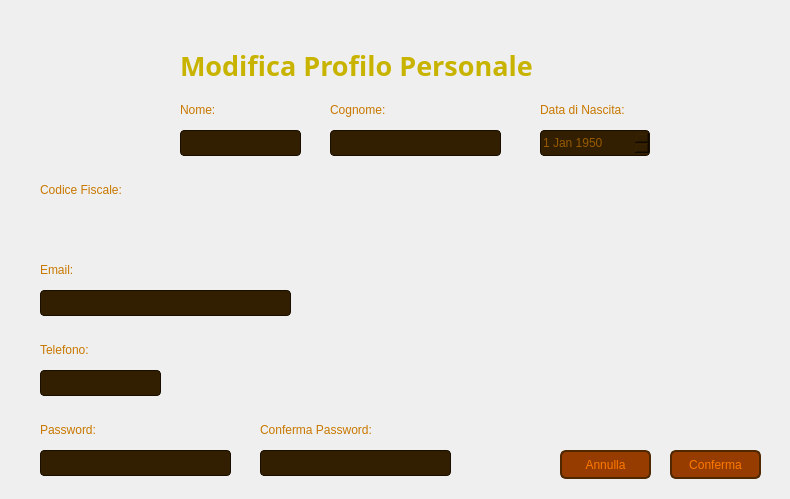
Old version of the form Viste/VistaModificaProfiloPersonaleCliente.ui in the repository GiacomoPrincipi/CineMax.
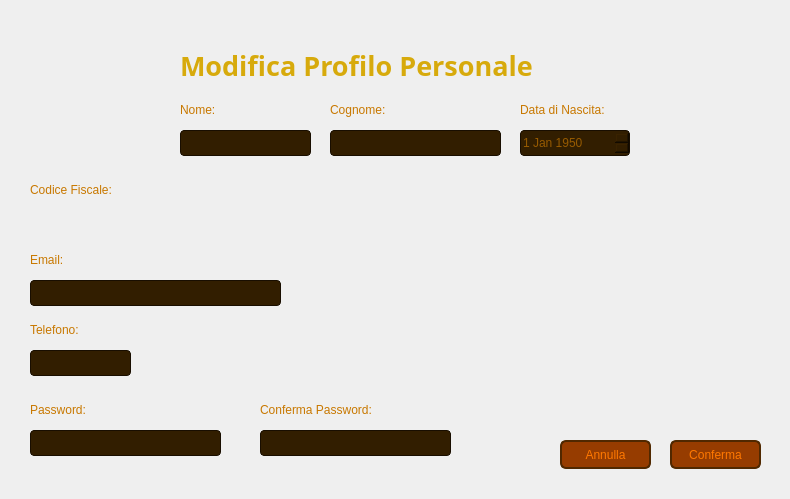
New version of the form. Icons and pictures are not drawn.

Diff of the .ui file:
```diff
--- a/Viste/VistaModificaProfiloPersonaleCliente.ui
+++ b/Viste/VistaModificaProfiloPersonaleCliente.ui
@@ -32,8 +32,8 @@
     background: qlineargradient(
         x1: 0, y1: 1,
         x2: 0, y2: 0,
-                stop: 0 #321E00,
-        stop: 1 #643C00
+		stop: 0 #211400,
+        stop: 1 #7D4B00
     );
 }</string>
    </property>
@@ -44,7 +44,7 @@
   <widget class="QLabel" name="labelProfilo">
    <property name="geometry">
     <rect>
-     <x>40</x>
+     <x>30</x>
      <y>30</y>
      <width>121</width>
      <height>121</height>
@@ -54,7 +54,7 @@
     <string/>
    </property>
    <property name="pixmap">
-    <pixmap>Immagini/profiloButtonCliente.png</pixmap>
+    <pixmap>Immagini/ProfiloButtonCliente.png</pixmap>
    </property>
    <property name="scaledContents">
     <bool>true</bool>
@@ -99,7 +99,7 @@
    </property>
    <property name="styleSheet">
     <string notr="true">QLabel {
-    color: #C8B400;
+    color: #D7AA0C;
 }</string>
    </property>
    <property name="text">
@@ -133,7 +133,7 @@
   <widget class="QLabel" name="labelCodiceFiscale">
    <property name="geometry">
     <rect>
-     <x>40</x>
+     <x>30</x>
      <y>180</y>
      <width>111</width>
      <height>20</height>
@@ -154,8 +154,8 @@
   <widget class="QLabel" name="labelEmail">
    <property name="geometry">
     <rect>
-     <x>40</x>
-     <y>260</y>
+     <x>30</x>
+     <y>250</y>
      <width>81</width>
      <height>20</height>
     </rect>
@@ -175,8 +175,8 @@
   <widget class="QLabel" name="labelTelefono">
    <property name="geometry">
     <rect>
-     <x>40</x>
-     <y>340</y>
+     <x>30</x>
+     <y>320</y>
      <width>81</width>
      <height>20</height>
     </rect>
@@ -196,8 +196,8 @@
   <widget class="QLabel" name="labelPassword">
    <property name="geometry">
     <rect>
-     <x>40</x>
-     <y>420</y>
+     <x>30</x>
+     <y>400</y>
      <width>81</width>
      <height>20</height>
     </rect>
@@ -218,7 +218,7 @@
    <property name="geometry">
     <rect>
      <x>670</x>
-     <y>450</y>
+     <y>440</y>
      <width>91</width>
      <height>29</height>
     </rect>
@@ -231,6 +231,10 @@
     border-radius: 6px;
 }
 
+QPushButton:focus {
+    outline: none;
+}
+
 QPushButton:hover {
     background-color: #C86400;
 }
@@ -243,8 +247,8 @@
   <widget class="QLineEdit" name="lineEditEmail">
    <property name="geometry">
     <rect>
-     <x>40</x>
-     <y>290</y>
+     <x>30</x>
+     <y>280</y>
      <width>251</width>
      <height>26</height>
     </rect>
@@ -266,7 +270,7 @@
     <rect>
      <x>180</x>
      <y>130</y>
-     <width>121</width>
+     <width>131</width>
      <height>26</height>
     </rect>
    </property>
@@ -306,9 +310,9 @@
   <widget class="QLineEdit" name="lineEditTelefono">
    <property name="geometry">
     <rect>
-     <x>40</x>
-     <y>370</y>
-     <width>121</width>
+     <x>30</x>
+     <y>350</y>
+     <width>101</width>
      <height>26</height>
     </rect>
    </property>
@@ -328,7 +332,7 @@
    <property name="geometry">
     <rect>
      <x>560</x>
-     <y>450</y>
+     <y>440</y>
      <width>91</width>
      <height>29</height>
     </rect>
@@ -341,6 +345,10 @@
     border-radius: 6px;
 }
 
+QPushButton:focus {
+    outline: none;
+}
+
 QPushButton:hover {
     background-color: #C86400;
 }
@@ -353,8 +361,8 @@
   <widget class="QLineEdit" name="lineEditPassword">
    <property name="geometry">
     <rect>
-     <x>40</x>
-     <y>450</y>
+     <x>30</x>
+     <y>430</y>
      <width>191</width>
      <height>26</height>
     </rect>
@@ -375,7 +383,7 @@
    <property name="geometry">
     <rect>
      <x>260</x>
-     <y>450</y>
+     <y>430</y>
      <width>191</width>
      <height>26</height>
     </rect>
@@ -396,7 +404,7 @@
    <property name="geometry">
     <rect>
      <x>260</x>
-     <y>420</y>
+     <y>400</y>
      <width>141</width>
      <height>20</height>
     </rect>
@@ -416,7 +424,7 @@
   <widget class="QDateEdit" name="dateEditDataNascita">
    <property name="geometry">
     <rect>
-     <x>540</x>
+     <x>520</x>
      <y>130</y>
      <width>110</width>
      <height>26</height>
@@ -428,13 +436,8 @@
     color: #965A00;
     border: 1px solid #190E00;
     border-radius: 4px;
-	transition: border-color 1.5s ease;
 }
 
-QDateEdit:focus {
-	border-color: #FF7800;
-	transition: border-color 1.5s ease;
-}
 
 </string>
    </property>
@@ -457,7 +460,7 @@
    </property>
    <property name="maximumDateTime">
     <datetime>
-     <hour>20</hour>
+     <hour>18</hour>
      <minute>59</minute>
      <second>59</second>
      <year>2050</year>
@@ -467,7 +470,7 @@
    </property>
    <property name="minimumDateTime">
     <datetime>
-     <hour>23</hour>
+     <hour>21</hour>
      <minute>0</minute>
      <second>0</second>
      <year>1949</year>
@@ -479,7 +482,7 @@
   <widget class="QLabel" name="labelDataNascita">
    <property name="geometry">
     <rect>
-     <x>540</x>
+     <x>520</x>
      <y>100</y>
      <width>121</width>
      <height>20</height>
@@ -542,7 +545,7 @@
   <widget class="QLabel" name="labelErroreDataNascita">
    <property name="geometry">
     <rect>
-     <x>540</x>
+     <x>520</x>
      <y>160</y>
      <width>121</width>
      <height>20</height>
@@ -563,8 +566,8 @@
   <widget class="QLabel" name="labelErroreEmail">
    <property name="geometry">
     <rect>
-     <x>300</x>
-     <y>290</y>
+     <x>290</x>
+     <y>280</y>
      <width>121</width>
      <height>20</height>
     </rect>
@@ -584,8 +587,8 @@
   <widget class="QLabel" name="labelErroreTelefono">
    <property name="geometry">
     <rect>
-     <x>170</x>
-     <y>370</y>
+     <x>140</x>
+     <y>350</y>
      <width>211</width>
      <height>20</height>
     </rect>
@@ -605,8 +608,8 @@
   <widget class="QLabel" name="labelErrorePassword">
    <property name="geometry">
     <rect>
-     <x>110</x>
-     <y>420</y>
+     <x>30</x>
+     <y>460</y>
      <width>141</width>
      <height>20</height>
     </rect>
@@ -626,8 +629,8 @@
   <widget class="QLabel" name="labelErroreConfermaPassword">
    <property name="geometry">
     <rect>
-     <x>400</x>
-     <y>420</y>
+     <x>260</x>
+     <y>460</y>
      <width>221</width>
      <height>20</height>
     </rect>
@@ -647,8 +650,8 @@
   <widget class="QLabel" name="labelErrorePassword2">
    <property name="geometry">
     <rect>
-     <x>40</x>
-     <y>400</y>
+     <x>30</x>
+     <y>380</y>
      <width>681</width>
      <height>20</height>
     </rect>
@@ -673,7 +676,7 @@
   <widget class="QLabel" name="labelCodiceFiscaleCliente">
    <property name="geometry">
     <rect>
-     <x>40</x>
+     <x>30</x>
      <y>210</y>
      <width>131</width>
      <height>20</height>
```
